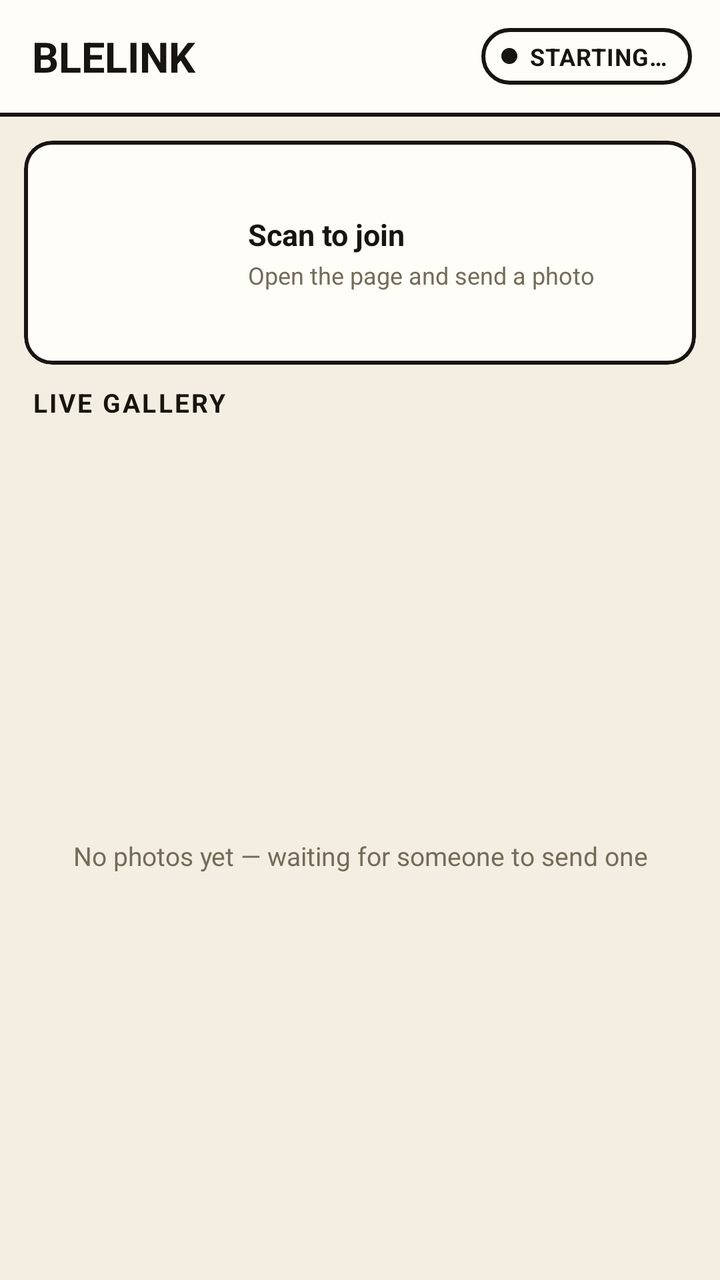
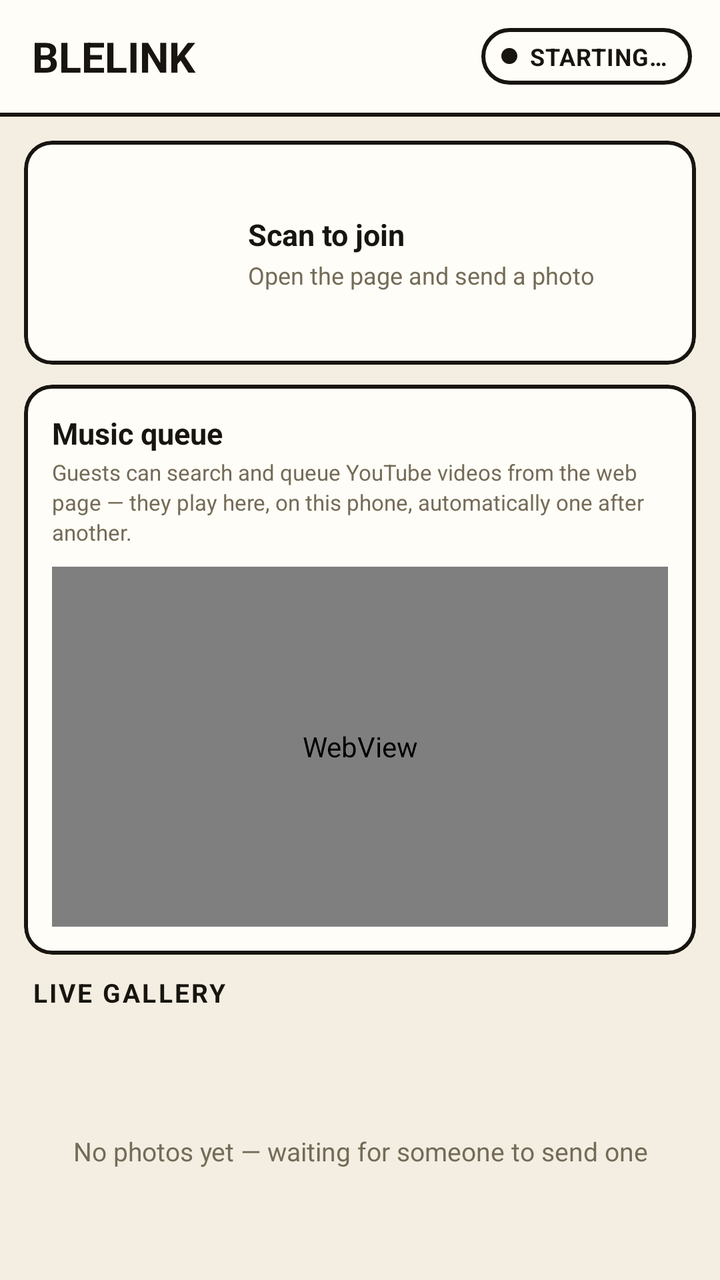

An Android layout rendered at two revisions. The XML below is the earlier revision; the diff shows what the commit changed to produce the second picture.
<!-- AndroidManifest.xml: application theme Theme.BleLink -->
<!-- res/layout/activity_main.xml -->
<?xml version="1.0" encoding="utf-8"?>
<LinearLayout xmlns:android="http://schemas.android.com/apk/res/android"
    xmlns:app="http://schemas.android.com/apk/res-auto"
    android:layout_width="match_parent"
    android:layout_height="match_parent"
    android:orientation="vertical"
    android:background="@color/background"
    android:keepScreenOn="true">

    
    <LinearLayout
        android:layout_width="match_parent"
        android:layout_height="wrap_content"
        android:orientation="horizontal"
        android:gravity="center_vertical"
        android:background="@color/surface"
        android:paddingStart="16dp"
        android:paddingEnd="14dp"
        android:paddingTop="14dp"
        android:paddingBottom="14dp">

        <TextView
            android:layout_width="0dp"
            android:layout_height="wrap_content"
            android:layout_weight="1"
            android:text="@string/app_name"
            android:textStyle="bold"
            android:textAllCaps="true"
            android:textSize="21sp"
            android:textColor="@color/on_background" />

        <LinearLayout
            android:id="@+id/statusPill"
            android:layout_width="wrap_content"
            android:layout_height="wrap_content"
            android:orientation="horizontal"
            android:gravity="center_vertical"
            android:background="@drawable/bg_status_pill"
            android:paddingStart="10dp"
            android:paddingEnd="12dp"
            android:paddingTop="6dp"
            android:paddingBottom="6dp">

            <View
                android:id="@+id/statusDot"
                android:layout_width="8dp"
                android:layout_height="8dp"
                android:background="@drawable/bg_status_dot" />

            <TextView
                android:id="@+id/statusText"
                android:layout_width="wrap_content"
                android:layout_height="wrap_content"
                android:layout_marginStart="6dp"
                android:text="@string/status_starting"
                android:textStyle="bold"
                android:textAllCaps="true"
                android:textSize="12sp"
                android:letterSpacing="0.03"
                android:textColor="@color/status_idle_text" />
        </LinearLayout>
    </LinearLayout>

    <View
        android:layout_width="match_parent"
        android:layout_height="2dp"
        android:background="@color/outline" />

    
    <com.google.android.material.card.MaterialCardView
        android:layout_width="match_parent"
        android:layout_height="wrap_content"
        android:layout_marginStart="12dp"
        android:layout_marginEnd="12dp"
        android:layout_marginTop="12dp"
        android:layout_marginBottom="10dp"
        app:cardCornerRadius="14dp"
        app:cardElevation="0dp"
        app:strokeWidth="2dp"
        app:strokeColor="@color/outline"
        app:cardBackgroundColor="@color/surface">

        <LinearLayout
            android:layout_width="match_parent"
            android:layout_height="wrap_content"
            android:orientation="horizontal"
            android:gravity="center_vertical"
            android:padding="14dp">

            <ImageView
                android:id="@+id/qrImage"
                android:layout_width="84dp"
                android:layout_height="84dp"
                android:contentDescription="@string/scan_to_join" />

            <LinearLayout
                android:layout_width="0dp"
                android:layout_height="wrap_content"
                android:layout_weight="1"
                android:layout_marginStart="14dp"
                android:orientation="vertical">

                <TextView
                    android:layout_width="wrap_content"
                    android:layout_height="wrap_content"
                    android:text="@string/scan_to_join"
                    android:textStyle="bold"
                    android:textSize="15sp"
                    android:textColor="@color/on_background" />

                <TextView
                    android:layout_width="wrap_content"
                    android:layout_height="wrap_content"
                    android:layout_marginTop="2dp"
                    android:text="@string/scan_to_join_subtitle"
                    android:textSize="12sp"
                    android:textColor="@color/on_surface_variant" />
            </LinearLayout>
        </LinearLayout>
    </com.google.android.material.card.MaterialCardView>

    
    <TextView
        android:layout_width="wrap_content"
        android:layout_height="wrap_content"
        android:layout_marginStart="16dp"
        android:layout_marginBottom="6dp"
        android:text="@string/live_gallery"
        android:textStyle="bold"
        android:textSize="13sp"
        android:textAllCaps="true"
        android:letterSpacing="0.08"
        android:textColor="@color/on_background" />

    
    <FrameLayout
        android:layout_width="match_parent"
        android:layout_height="0dp"
        android:layout_weight="1">

        <androidx.recyclerview.widget.RecyclerView
            android:id="@+id/photoRecyclerView"
            android:layout_width="match_parent"
            android:layout_height="match_parent"
            android:paddingStart="10dp"
            android:paddingEnd="10dp"
            android:paddingBottom="10dp"
            android:clipToPadding="false" />

        <TextView
            android:id="@+id/emptyGalleryText"
            android:layout_width="wrap_content"
            android:layout_height="wrap_content"
            android:layout_gravity="center"
            android:layout_marginStart="32dp"
            android:layout_marginEnd="32dp"
            android:gravity="center"
            android:text="@string/empty_gallery"
            android:textSize="13sp"
            android:textColor="@color/on_surface_variant" />
    </FrameLayout>

</LinearLayout>
<!-- resources referenced by this layout -->
<resources>
  <color name="background">#F3EEE1</color>
  <color name="on_background">#18140F</color>
  <color name="on_surface_variant">#746B58</color>
  <color name="outline">#18140F</color>
  <color name="status_idle_text">#18140F</color>
  <color name="surface">#FFFDF7</color>
  <!-- drawable bg_status_dot (drawable) -->
  <?xml version="1.0" encoding="utf-8"?>
  <shape xmlns:android="http://schemas.android.com/apk/res/android"
      android:shape="oval">
      <solid android:color="@color/status_idle_text" />
  </shape>
  <!-- drawable bg_status_pill (drawable) -->
  <?xml version="1.0" encoding="utf-8"?>
  <shape xmlns:android="http://schemas.android.com/apk/res/android"
      android:shape="rectangle">
      <solid android:color="@color/status_idle_bg" />
      <stroke android:width="2dp" android:color="@color/outline" />
      <corners android:radius="20dp" />
  </shape>
  <string name="app_name">BleLink</string>
  <string name="empty_gallery">No photos yet — waiting for someone to send one</string>
  <string name="live_gallery">Live gallery</string>
  <string name="scan_to_join">Scan to join</string>
  <string name="scan_to_join_subtitle">Open the page and send a photo</string>
  <string name="status_starting">Starting…</string>
  <style name="Theme.BleLink" parent="Theme.Material3.DayNight.NoActionBar">
          <item name="colorPrimary">@color/primary</item>
          <item name="colorPrimaryDark">@color/primary_dark</item>
          <item name="colorOnPrimary">@color/on_primary</item>
          <item name="colorSurface">@color/surface</item>
          <item name="colorOnSurface">@color/on_background</item>
          <item name="android:windowBackground">@color/background</item>
          <item name="android:statusBarColor">@color/surface</item>
          <item name="android:windowLightStatusBar">true</item>
      </style>
  <color name="status_idle_bg">#FFFDF7</color>
  <color name="primary">#FF5A36</color>
  <color name="primary_dark">#E04A29</color>
  <color name="on_primary">#FFFDF7</color>
</resources>

<!-- the commit's change to res/layout/activity_main.xml (unified diff, before → after) -->
@@ -120,6 +120,50 @@
     </com.google.android.material.card.MaterialCardView>
 
     
+    <com.google.android.material.card.MaterialCardView
+        android:layout_width="match_parent"
+        android:layout_height="wrap_content"
+        android:layout_marginStart="12dp"
+        android:layout_marginEnd="12dp"
+        android:layout_marginBottom="10dp"
+        app:cardCornerRadius="14dp"
+        app:cardElevation="0dp"
+        app:strokeWidth="2dp"
+        app:strokeColor="@color/outline"
+        app:cardBackgroundColor="@color/surface">
+
+        <LinearLayout
+            android:layout_width="match_parent"
+            android:layout_height="wrap_content"
+            android:orientation="vertical"
+            android:padding="14dp">
+
+            <TextView
+                android:layout_width="wrap_content"
+                android:layout_height="wrap_content"
+                android:text="@string/music_title"
+                android:textStyle="bold"
+                android:textSize="15sp"
+                android:textColor="@color/on_background" />
+
+            <TextView
+                android:layout_width="wrap_content"
+                android:layout_height="wrap_content"
+                android:layout_marginTop="2dp"
+                android:text="@string/music_explainer"
+                android:textSize="11sp"
+                android:lineSpacingExtra="2sp"
+                android:textColor="@color/on_surface_variant" />
+
+            <WebView
+                android:id="@+id/youtubePlayerWebView"
+                android:layout_width="match_parent"
+                android:layout_height="180dp"
+                android:layout_marginTop="10dp" />
+        </LinearLayout>
+    </com.google.android.material.card.MaterialCardView>
+
+    
     <TextView
         android:layout_width="wrap_content"
         android:layout_height="wrap_content"
<!-- resource entries referenced after the edit -->
@@ -23,6 +23,8 @@
   <string name="app_name">BleLink</string>
   <string name="empty_gallery">No photos yet — waiting for someone to send one</string>
   <string name="live_gallery">Live gallery</string>
+  <string name="music_explainer">Guests can search and queue YouTube videos from the web page — they play here, on this phone, automatically one after another.</string>
+  <string name="music_title">Music queue</string>
   <string name="scan_to_join">Scan to join</string>
   <string name="scan_to_join_subtitle">Open the page and send a photo</string>
   <string name="status_starting">Starting…</string>
